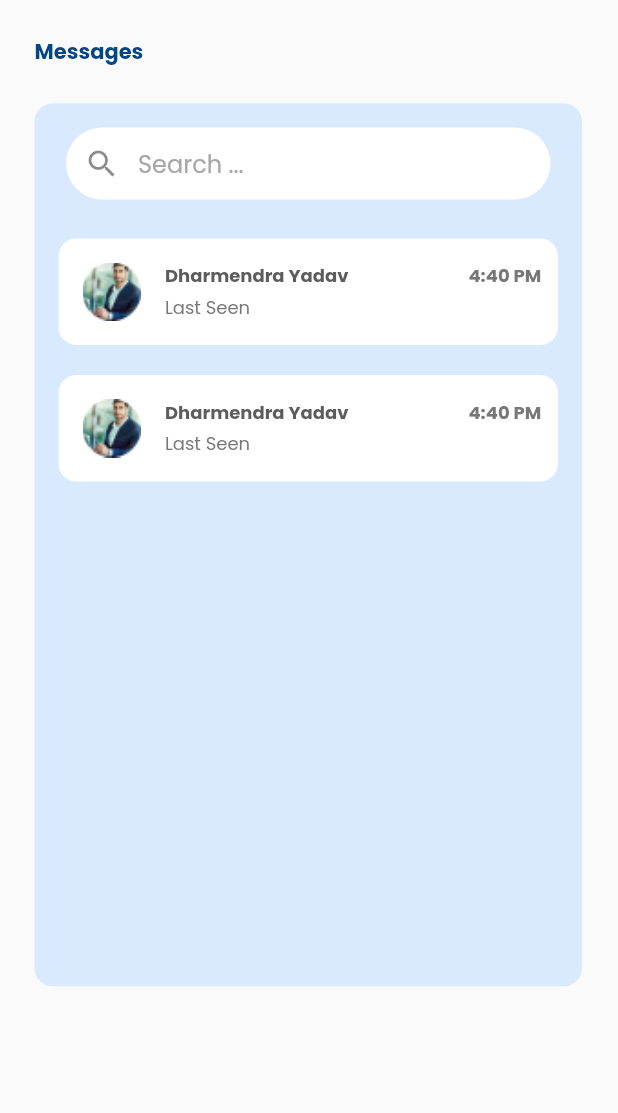
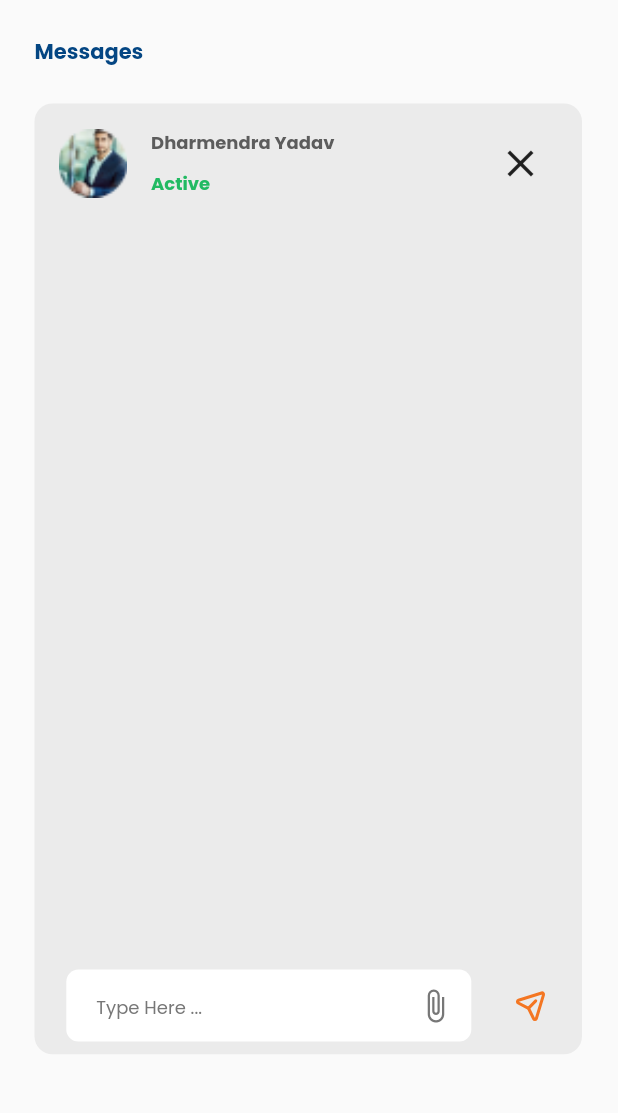
Before and after one commit to Bohemiaking/medecy, a Flutter app: the screen it shows after launch, on a phone screen of 412 x 824 dp, the part 120-1233 px from its top. Run offline on Flutter 3.47's test engine with Material 2 defaults, Android fonts, the phone set to English and light mode, and no system bars; our stand-ins replace flutter_svg, google_fonts.

Commit message:
created - chat-message-page

```diff
--- a/lib/constants/app_assets.dart
+++ b/lib/constants/app_assets.dart
@@ -9,4 +9,5 @@ class AppAssets {
   static const searchIcon = "assets/images/searchIcon.svg";
   static const appBrandLogoSVG = "assets/appLogo-brand.svg";
   static const defUserIcon = "assets/images/defUserIcon.png";
+  static const sendIcon = "assets/images/Paper_Plane.svg";
 }
--- a/lib/main.dart
+++ b/lib/main.dart
@@ -2,8 +2,7 @@ import 'package:flutter/material.dart';
 import 'package:rentaroof_agent/constants/app_constants.dart';
 import 'package:rentaroof_agent/constants/app_routes.dart';
 import 'package:rentaroof_agent/constants/app_theme.dart';
-import 'package:rentaroof_agent/views/message_page.dart';
-import 'package:rentaroof_agent/views/notification_page.dart';
+import 'package:rentaroof_agent/views/message/chat_page.dart';
 
 void main() {
   runApp(const MyApp());
@@ -19,7 +18,7 @@ class MyApp extends StatelessWidget {
       title: AppConstants.appName,
       theme: appTheme(),
       debugShowCheckedModeBanner: false,
-      home: const MessagePage(),
+      home: const ChatPage(),
       routes: appRoutes(context),
     );
   }
--- a/lib/views/authentication/login_page.dart
+++ b/lib/views/authentication/login_page.dart
@@ -1,6 +1,4 @@
 import 'package:flutter/material.dart';
-import 'package:flutter/src/widgets/container.dart';
-import 'package:flutter/src/widgets/framework.dart';
 import 'package:rentaroof_agent/views/base/app_bar.dart';
 
 class LoginPage extends StatelessWidget {
--- /dev/null
+++ b/lib/views/message/chat_page.dart
@@ -0,0 +1,151 @@
+import 'package:flutter/material.dart';
+import 'package:flutter_svg/svg.dart';
+
+import '../../constants/app_assets.dart';
+import '../../constants/app_dimensions.dart';
+import '../../constants/app_theme.dart';
+import '../base/app_bar.dart';
+
+class ChatPage extends StatelessWidget {
+  const ChatPage({super.key});
+
+  static const route = 'chat';
+
+  @override
+  Widget build(BuildContext context) {
+    return Scaffold(
+      appBar: appBar(),
+      body: SafeArea(
+          child: SingleChildScrollView(
+            physics: const AlwaysScrollableScrollPhysics(),
+            child: Padding(
+                  padding: const EdgeInsets.only(right: 24, left: 23),
+                  child: Column(
+            crossAxisAlignment: CrossAxisAlignment.start,
+            children: [
+              const SizedBox(
+                height: 24,
+              ),
+              Text(
+                "Messages",
+                style: textApp(),
+              ),
+              const SizedBox(
+                height: 24,
+              ),
+              Container(
+                height: height(context) / 1.3,
+                width: width(context) / 0.9,
+                decoration: BoxDecoration(
+                    color: const Color(0xffEBEBEB),
+                    borderRadius: BorderRadius.circular(12)),
+                child: Padding(
+                  padding: const EdgeInsets.all(16.0),
+                  child: Column(
+                    children: [
+                      chatHeader(),
+                      chatContent(context),
+                      chatSendContainer()
+                    ],
+                  ),
+                ),
+              )
+            ],
+                  ),
+                ),
+          )),
+    );
+  }
+
+  Widget chatHeader() {
+    return Column(
+      children: [
+        Container(
+          decoration: BoxDecoration(borderRadius: BorderRadius.circular(12)),
+          child: Row(
+            crossAxisAlignment: CrossAxisAlignment.center,
+            children: [
+              Image.asset(
+                AppAssets.defUserIcon,
+                scale: 0.7,
+              ),
+              const SizedBox(
+                width: 16,
+              ),
+              Column(
+                crossAxisAlignment: CrossAxisAlignment.start,
+                children: [
+                  Text(
+                    "Dharmendra Yadav",
+                    style: textMedium().copyWith(
+                        color: const Color(0xff5C5C5C),
+                        fontWeight: FontWeight.bold),
+                  ),
+                  const SizedBox(
+                    height: 9,
+                  ),
+                  Text(
+                    "Active",
+                    style: textMedium().copyWith(
+                        color: const Color(0xff21BA62),
+                        fontWeight: FontWeight.bold),
+                  )
+                ],
+              ),
+              const SizedBox(
+                width: 100,
+              ),
+              IconButton(
+                  onPressed: () {},
+                  icon: const Icon(
+                    Icons.close,
+                    size: 30,
+                  ))
+            ],
+          ),
+        ),
+        const SizedBox(
+          height: 20,
+        )
+      ],
+    );
+  }
+
+  Widget chatContent(context) {
+    return Container(
+      height: height(context) / 1.67,
+    );
+  }
+
+  Widget chatSendContainer() {
+    return Row(
+      mainAxisAlignment: MainAxisAlignment.center,
+      children: [
+        Container(
+          width: 270,
+          decoration: BoxDecoration(
+              color: Colors.white, borderRadius: BorderRadius.circular(8)),
+          child: TextFormField(
+            textAlignVertical: TextAlignVertical.center,
+            decoration: InputDecoration(
+                border: InputBorder.none,
+                contentPadding: EdgeInsets.only(right: 20, left: 20),
+                suffixIcon: IconButton(
+                  onPressed: () {},
+                  icon: const Icon(
+                    Icons.attach_file_sharp,
+                    color: Color(0xff777777),
+                  ),
+                ),
+                hintText: "Type Here ...",
+                hintStyle: textMedium()),
+          ),
+        ),
+        const SizedBox(
+          width: 26.6,
+        ),
+        InkWell(onTap: () {}, child: SvgPicture.asset(AppAssets.sendIcon))
+      ],
+    );
+  }
+}
--- a/lib/views/message_page.dart
+++ b/lib/views/message/message_page.dart
@@ -1,13 +1,14 @@
 import 'package:flutter/material.dart';
-import 'package:flutter_svg/flutter_svg.dart';
 import 'package:rentaroof_agent/constants/app_assets.dart';
 import 'package:rentaroof_agent/constants/app_dimensions.dart';
 import 'package:rentaroof_agent/views/base/app_bar.dart';
 
-import '../constants/app_theme.dart';
+import '../../constants/app_theme.dart';
 
 class MessagePage extends StatelessWidget {
   const MessagePage({super.key});
+
+  static const route = 'message';
 
   @override
   Widget build(BuildContext context) {
```
Also changed, not shown: assets/images/Paper_Plane.svg (added).
